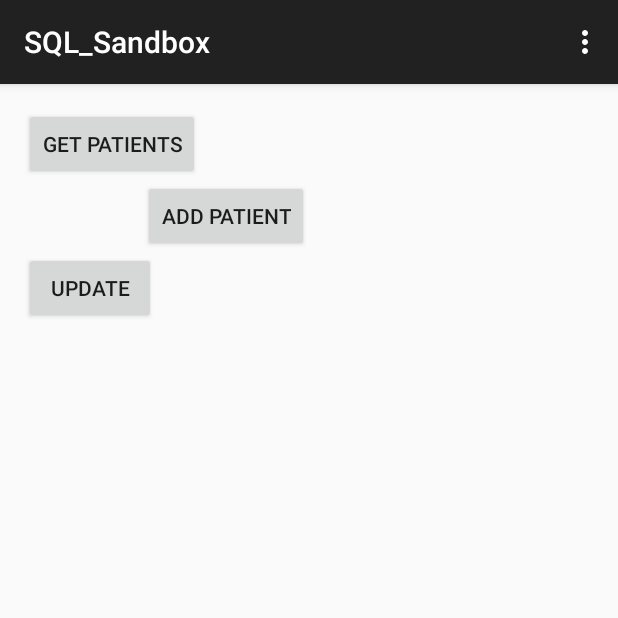
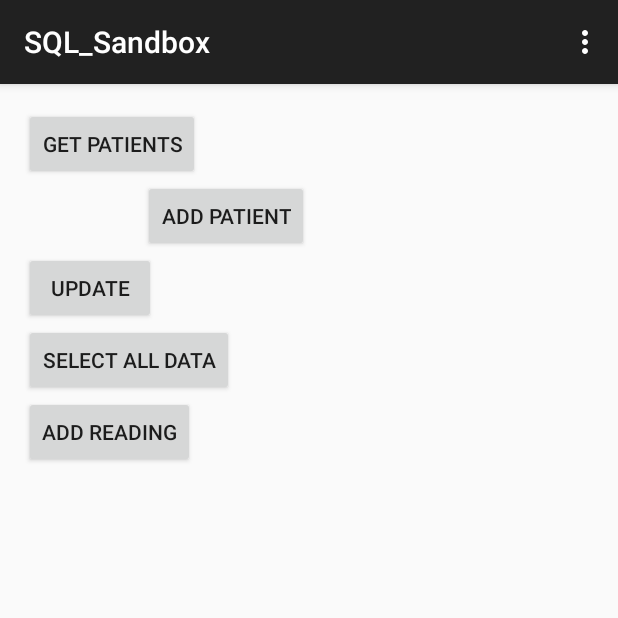
Before and after one commit to M5Capstone2015/oximeterGui, an Android app: the SQL_Sandbox screen opened directly, with no data from a screen before it, after a tap on "UPDATE", on a phone screen of 412 x 824 dp, the top half of it. Run offline under Robolectric (Android 15) with nearby library versions, the phone set to English and light mode, and no system bars.

Commit message:
Fixed small SQL errors.

```diff
--- a/app/src/main/java/com/example/m5/oximetergui/Constants/SQL_Constants.java
+++ b/app/src/main/java/com/example/m5/oximetergui/Constants/SQL_Constants.java
@@ -17,7 +17,7 @@ public class SQL_Constants {
     // Readings column names
     public static String DATA_STARTDATE_COLUMN = "start_date";
     public static String DATA_ENDDATE_COLUMN = "end_date";
-    public static String DATA_READINGDATA_COLUMN = "is_synced";
+    public static String DATA_READINGDATA_COLUMN = "data_string";
     public static String DATA_ISSYNCED_COLUMN = "is_synced";
 
     // Create table statements
@@ -29,13 +29,15 @@ public class SQL_Constants {
                     "age INT," +
                     "date_of_birth TEXT," +
                     "is_open INT" +
-            ");" +
+            ");"; //+
+
+    public static String CREATE_READING = // TODO Set each column name as a variable.
             "CREATE TABLE Readings(" +
-                    "id INTEGER PRIMARY KEY AUTOINCREMENT" +
+                    "id INTEGER PRIMARY KEY AUTOINCREMENT," +
                     "start_date DATETIME," +
                     "end_date TEXT," +
-                    "patient_id INT" +
-                    "data_string INT" +
+                    "patient_id INT," +
+                    "data_string INT," +
                     "is_synced INT" +
             ");";
 
@@ -60,8 +62,9 @@ public class SQL_Constants {
     public static String SEARCH_PATIENT_BY_NAME = "SELECT * FROM Readings WHERE first LIKE '%%%s%%' OR last LIKE '%%%s%%' LIMIT 10"; // TODO add an ORDERBY clause?
 
     // Readings query strings
+    public static String SELECT_ALL_READINGS_= "SELECT * FROM Readings";
     public static String SELECT_DATA_BY_ID = "SELECT * FROM Readings WHERE id=%s LIMIT 1";
-    public static String SELECT_DATA_BY_PATIENT = "SELECT * FROM Readings WHERE patient_id=%s LIMIT 1";
+    public static String SELECT_DATA_BY_PATIENT = "SELECT * FROM Readings WHERE patient_id=%s";
     public static String UPDATE_DATA_SYNC = "UPDATE Readings " +
                                             "SET is_synced = %s, " +
                                             "WHERE id = %s;";
--- a/app/src/main/java/com/example/m5/oximetergui/Models/DAL.java
+++ b/app/src/main/java/com/example/m5/oximetergui/Models/DAL.java
@@ -17,7 +17,14 @@ public class DAL extends SQLiteOpenHelper {
 
     @Override
     public void onCreate(SQLiteDatabase db) {
-        db.execSQL(SQL_Constants.CREATE_DB_SQL_STRING);
+        try {
+            db.execSQL(SQL_Constants.CREATE_DB_SQL_STRING);
+            db.execSQL(SQL_Constants.CREATE_READING);
+        }
+        catch (Exception e)
+        {
+            String msg = e.getMessage();
+        }
     }
 
     @Override
--- a/app/src/main/res/layout/activity_sql__sandbox.xml
+++ b/app/src/main/res/layout/activity_sql__sandbox.xml
@@ -41,4 +41,24 @@
         android:layout_below="@+id/button3"
         android:layout_alignParentLeft="true"
         android:layout_alignParentStart="true" />
+
+    <Button
+        android:layout_width="wrap_content"
+        android:layout_height="wrap_content"
+        android:text="Select All Data"
+        android:onClick="selectData"
+        android:id="@+id/button6"
+        android:layout_below="@+id/button4"
+        android:layout_alignParentLeft="true"
+        android:layout_alignParentStart="true" />
+
+    <Button
+        android:layout_width="wrap_content"
+        android:layout_height="wrap_content"
+        android:text="Add Reading"
+        android:onClick="addReading"
+        android:id="@+id/button7"
+        android:layout_below="@+id/button6"
+        android:layout_alignParentLeft="true"
+        android:layout_alignParentStart="true" />
 </RelativeLayout>
```
Also changed, not shown: app/src/main/java/com/example/m5/oximetergui/Activities/SQL_Sandbox.java (+36 -0 lines), app/src/main/java/com/example/m5/oximetergui/Models/DataModel.java (+22 -4 lines).
